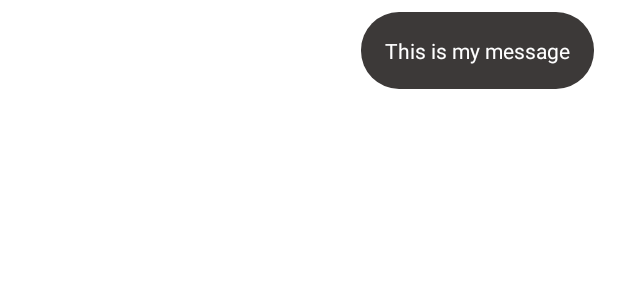
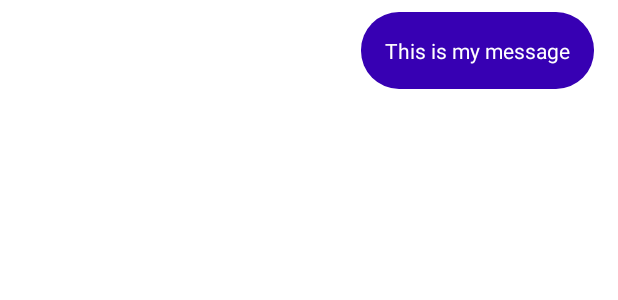
Before and after one commit to Ice92i/BiblioShare, an Android app: the layout chat_user_row.xml on its own in the app's theme, with its tools: preview values and no code run, on a phone screen of 412 x 824 dp. Shown: the top 300 px of the screen. Run offline under Robolectric (Android 15) with nearby library versions, the light colour scheme and no system bars; Roboto replaces fonts that are not available here.

Commit message:
design changes

```diff
--- a/app/src/main/java/com/example/biblioshare/ConversationActivity.kt
+++ b/app/src/main/java/com/example/biblioshare/ConversationActivity.kt
@@ -48,8 +48,9 @@
         val currentUser = AccueilActivity.currentUser ?: return
         val db = FirebaseFirestore.getInstance()
 
-        db.collection("message").document(currentUser.uid).collection(otherUser!!.uid)
-            .addSnapshotListener { value, e ->
+        val messageRef = db.collection("message").document(currentUser.uid).collection(otherUser!!.uid)
+
+        messageRef.addSnapshotListener { value, e ->
                 if (e != null) {
                     Log.w("conversationD", "Listen failed.", e)
                     return@addSnapshotListener
@@ -65,6 +66,7 @@
                         } else {
                             adapter.add(ChatOtherUserItem(chatMessage.text, otherUser!!))
                         }
+
 
                     }
                 }
--- /dev/null
+++ b/app/src/main/res/drawable-v24/rounded_edittext_darkblue.xml
@@ -0,0 +1,5 @@
+<?xml version="1.0" encoding="utf-8"?>
+<shape xmlns:android="http://schemas.android.com/apk/res/android">
+    <solid android:color="@color/purple_700"/>
+    <corners android:radius="25dp"/>
+</shape>
--- a/app/src/main/res/drawable-v24/rounded_edittext.xml
+++ b/app/src/main/res/drawable-v24/rounded_edittext_lightblue.xml
@@ -1,5 +1,5 @@
 <?xml version="1.0" encoding="utf-8"?>
 <shape xmlns:android="http://schemas.android.com/apk/res/android">
-    <solid android:color="@color/warm_grey"/>
+    <solid android:color="@color/design_default_color_secondary"/>
     <corners android:radius="25dp"/>
 </shape>
--- a/app/src/main/res/layout/chat_other_user_row.xml
+++ b/app/src/main/res/layout/chat_other_user_row.xml
@@ -12,7 +12,7 @@
         android:layout_width="wrap_content"
         android:layout_height="wrap_content"
         android:layout_marginStart="16dp"
-        android:background="@drawable/rounded_edittext"
+        android:background="@drawable/rounded_edittext_lightblue"
         android:textColor="@color/white"
         android:maxWidth="240dp"
         android:padding="16dp"
--- a/app/src/main/res/layout/chat_user_row.xml
+++ b/app/src/main/res/layout/chat_user_row.xml
@@ -12,7 +12,7 @@
         android:layout_width="wrap_content"
         android:layout_height="wrap_content"
         android:layout_marginEnd="16dp"
-        android:background="@drawable/rounded_edittext"
+        android:background="@drawable/rounded_edittext_darkblue"
         android:textColor="@color/white"
         android:maxWidth="240dp"
         android:padding="16dp"
--- a/app/src/main/res/layout/latest_messages_row.xml
+++ b/app/src/main/res/layout/latest_messages_row.xml
@@ -10,10 +10,9 @@
         android:layout_width="wrap_content"
         android:layout_height="wrap_content"
         android:layout_marginStart="16dp"
-        android:layout_marginBottom="24dp"
         android:text="Username"
         android:textColor="@color/black"
-        android:textSize="18sp"
+        android:textSize="24sp"
         android:textStyle="bold"
         app:layout_constraintBottom_toBottomOf="parent"
         app:layout_constraintStart_toStartOf="parent"
@@ -23,11 +22,12 @@
     <TextView
         android:id="@+id/textView_message_latest_messages_row"
         android:layout_width="0dp"
-        android:layout_height="0dp"
+        android:layout_height="wrap_content"
         android:layout_marginStart="16dp"
         android:layout_marginTop="24dp"
         android:layout_marginBottom="24dp"
         android:text="Latest message"
+        android:textSize="16sp"
         app:layout_constraintBottom_toBottomOf="parent"
         app:layout_constraintEnd_toEndOf="parent"
         app:layout_constraintStart_toEndOf="@+id/textView_username_latest_messages_row"
```
